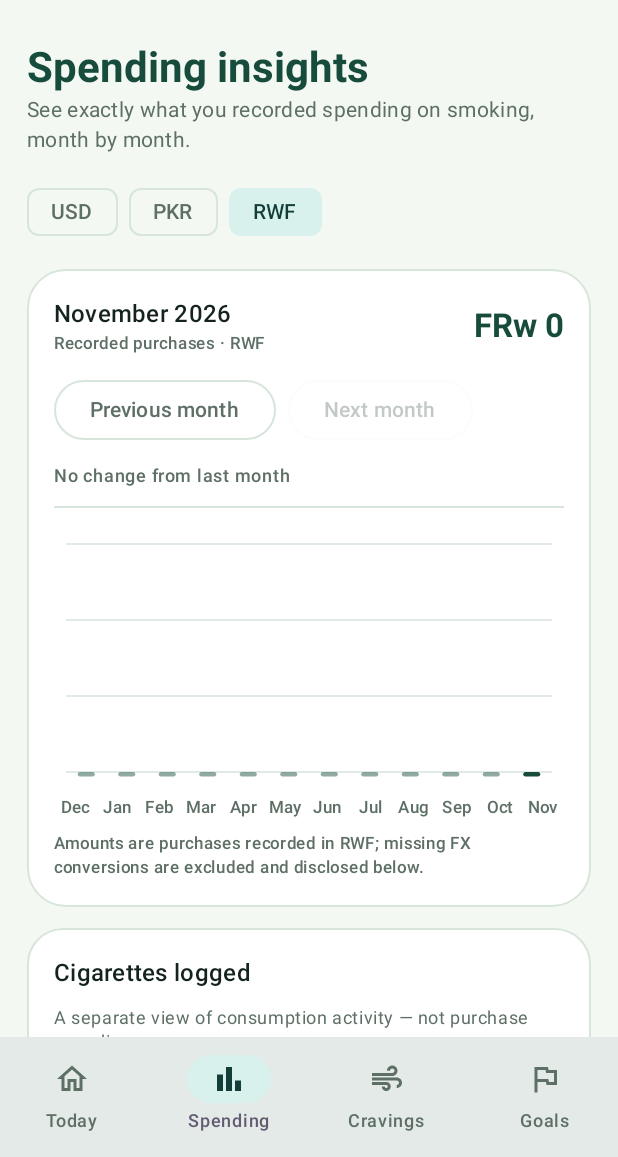
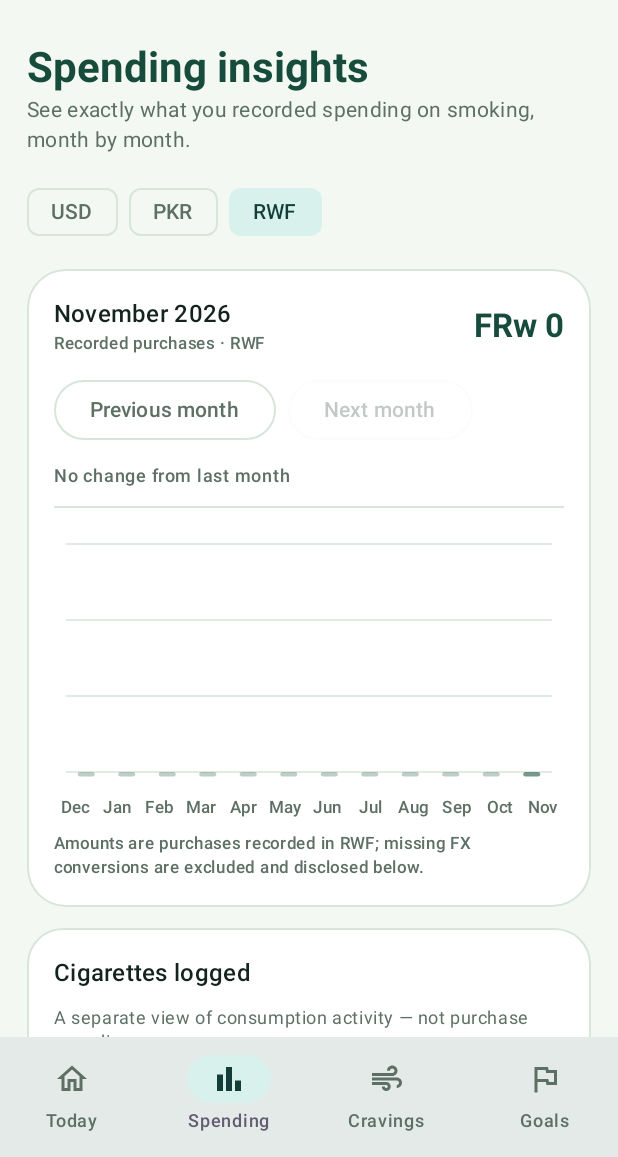
Before and after one commit to amirmalik798/breath-easy, an Android app built with Jetpack Compose: the screen it shows after launch (MainActivity), item 2 of the bottom bar chosen, on a phone screen of 412 x 824 dp, the part 79-1236 px from its top. Run offline under Robolectric (Android 15) with nearby library versions, the phone set to English and light mode, and no system bars.

Commit message:
design: add vivid gradient fills to spending and consumption charts

```diff
--- a/app/src/main/java/com/amirmalik/breatheasy/ui/components/Charts.kt
+++ b/app/src/main/java/com/amirmalik/breatheasy/ui/components/Charts.kt
@@ -14,6 +14,7 @@ import androidx.compose.ui.Alignment
 import androidx.compose.ui.Modifier
 import androidx.compose.ui.geometry.Offset
 import androidx.compose.ui.geometry.Size
+import androidx.compose.ui.graphics.Brush
 import androidx.compose.ui.graphics.Path
 import androidx.compose.ui.graphics.StrokeCap
 import androidx.compose.ui.graphics.drawscope.Stroke
@@ -65,7 +66,15 @@ fun MonthlySpendingChart(
                 val x = left + slot * index + (slot - barWidth) / 2f
                 val y = bottom - height
                 drawRoundRect(
-                    color = primary.copy(alpha = if (index == values.lastIndex) 1f else 0.48f),
+                    brush = Brush.verticalGradient(
+                        colors = if (index == values.lastIndex) {
+                            listOf(primary, primary.copy(alpha = 0.58f))
+                        } else {
+                            listOf(primary.copy(alpha = 0.76f), primary.copy(alpha = 0.28f))
+                        },
+                        startY = y,
+                        endY = bottom,
+                    ),
                     topLeft = Offset(x, y),
                     size = Size(barWidth, height.coerceAtLeast(3.dp.toPx())),
                     cornerRadius = androidx.compose.ui.geometry.CornerRadius(7.dp.toPx()),
@@ -150,10 +159,25 @@ fun MonthlyConsumptionChart(
                 val y = bottom - chartHeight * (value / maxValue).coerceIn(0f, 1f)
                 if (index == 0) path.moveTo(x, y) else path.lineTo(x, y)
             }
-            drawPath(path, primary, style = Stroke(width = 2.5.dp.toPx(), cap = StrokeCap.Round))
+            val area = Path().apply {
+                addPath(path)
+                lineTo(left + slot * (values.lastIndex) + slot / 2f, bottom)
+                lineTo(left + slot / 2f, bottom)
+                close()
+            }
+            drawPath(
+                area,
+                Brush.verticalGradient(
+                    colors = listOf(primary.copy(alpha = 0.30f), primary.copy(alpha = 0.015f)),
+                    startY = top,
+                    endY = bottom,
+                ),
+            )
+            drawPath(path, primary, style = Stroke(width = 3.dp.toPx(), cap = StrokeCap.Round))
             values.forEachIndexed { index, value ->
                 val x = left + slot * index + slot / 2f
                 val y = bottom - chartHeight * (value / maxValue).coerceIn(0f, 1f)
+                drawCircle(primary.copy(alpha = 0.18f), radius = 7.dp.toPx(), center = Offset(x, y))
                 drawCircle(primary, radius = 4.dp.toPx(), center = Offset(x, y))
                 drawCircle(surface, radius = 1.8.dp.toPx(), center = Offset(x, y))
             }
```
